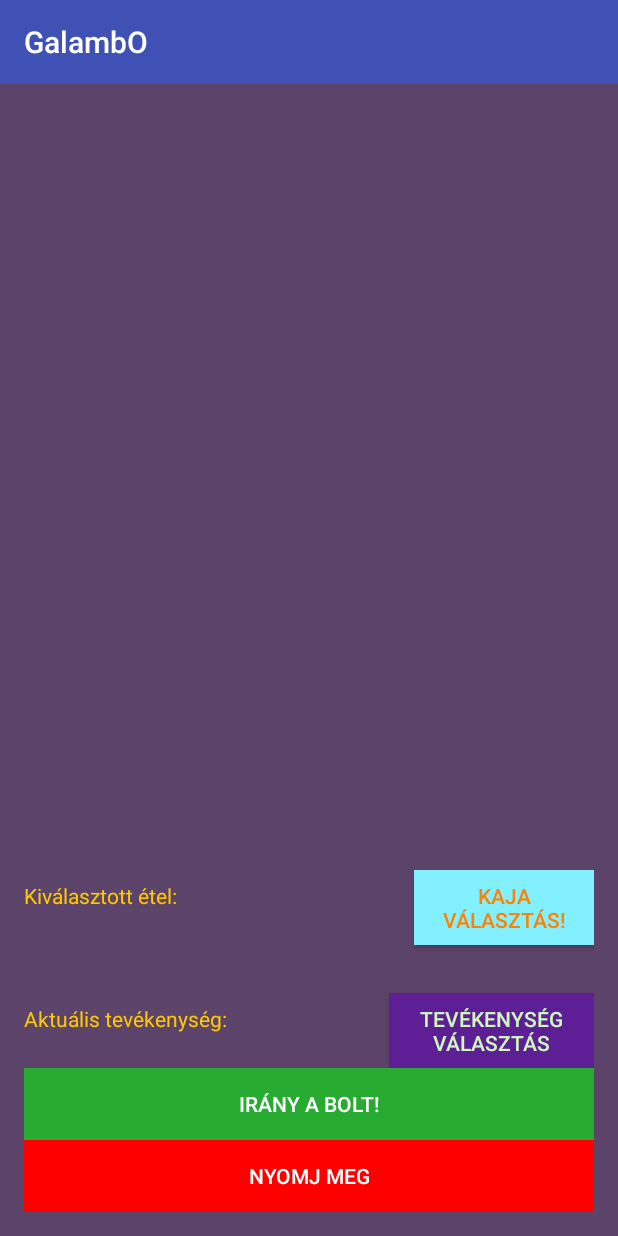
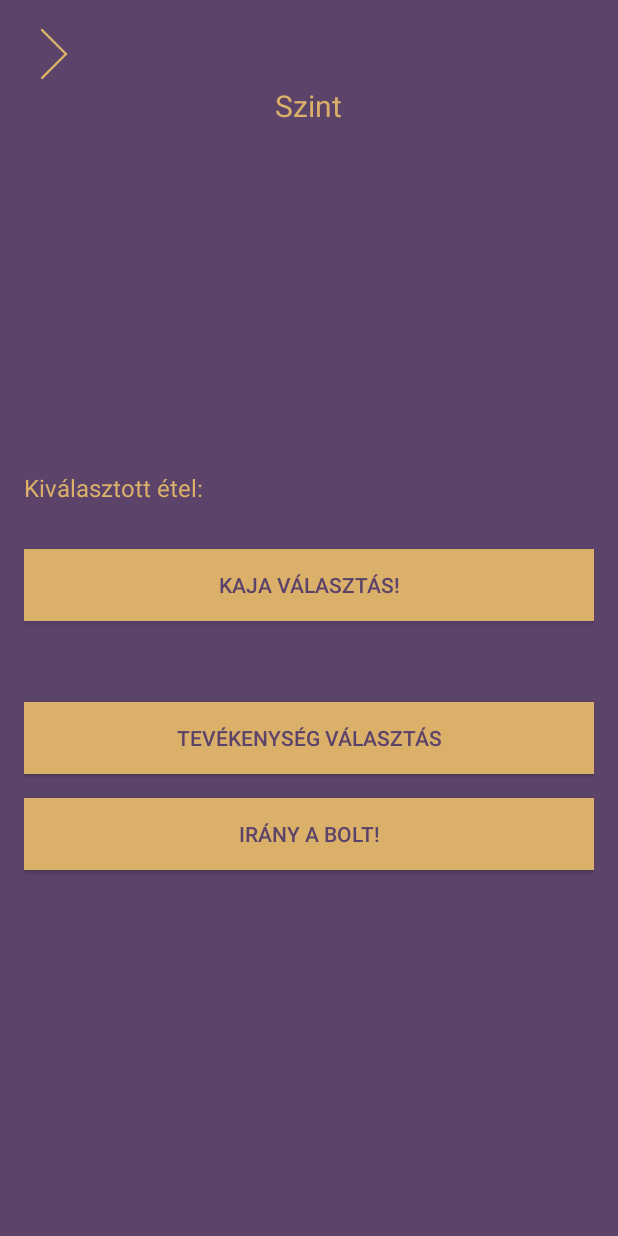
Before and after one commit to GalmabO/hu.nik.uniobuda.GalambO2, an Android app: the screen it shows after launch (MainActivity), on a phone screen of 412 x 824 dp. Run offline under Robolectric (Android 15) with nearby library versions, the phone set to English and light mode, and no system bars.

Commit message:
mainAcivity felület + nevek angolosítása

```diff
--- a/app/build.gradle
+++ b/app/build.gradle
@@ -25,5 +25,6 @@ dependencies {
         exclude group: 'com.android.support', module: 'support-annotations'
     })
     compile 'com.android.support:appcompat-v7:25.2.0'
+    compile 'com.google.code.gson:gson:2.7'
     testCompile 'junit:junit:4.12'
 }
--- /dev/null
+++ b/app/src/main/res/drawable/arrow.xml
@@ -0,0 +1,37 @@
+<?xml version="1.0" encoding="utf-8"?>
+<layer-list xmlns:android="http://schemas.android.com/apk/res/android" >
+    <item>
+        <shape>
+            <solid android:color="@android:color/transparent"/>
+            <size android:width="2dp" android:height="50dp"/>
+        </shape>
+    </item>
+
+    <item android:bottom="20dp">
+        <rotate
+            android:fromDegrees="-45"
+            android:toDegrees="45">
+            <shape android:shape="rectangle">
+                <solid android:color="@color/sand"/>
+                <corners
+                    android:radius="1dp"
+                    android:bottomRightRadius="0dp"
+                    android:bottomLeftRadius="0dp"/>
+            </shape>
+        </rotate>
+    </item>
+
+    <item android:top="20dp">
+        <rotate
+            android:fromDegrees="45"
+            android:toDegrees="45">
+            <shape android:shape="rectangle">
+                <solid android:color="@color/sand"/>
+                <corners
+                    android:radius="1dp"
+                    android:topRightRadius="0dp"
+                    android:topLeftRadius="0dp"/>
+            </shape>
+        </rotate>
+    </item>
+</layer-list>
--- a/app/src/main/res/layout/activity_main.xml
+++ b/app/src/main/res/layout/activity_main.xml
@@ -44,11 +44,11 @@
                     android:layout_height="wrap_content"
                     android:layout_gravity="center"
                     android:textColor="#ffc020"
-                    android:id="@+id/aa"
+                    android:id="@+id/galambNameTextview"
                     android:textSize="30sp"/>
 
                 <ImageView
-                    android:id="@+id/galamb_kep"
+                    android:id="@+id/galambImageView"
                     android:layout_gravity="center"
                     android:layout_weight="1"
                     android:layout_width="match_parent"
@@ -64,7 +64,7 @@
                     android:columnCount="3">
 
                     <android.support.v7.widget.AppCompatTextView
-                        android:id="@+id/kivalasztottEtelszoveg"
+                        android:id="@+id/selecetedFoodTextview"
                         android:layout_column="0"
 
                         android:layout_row="0"
@@ -78,7 +78,7 @@
 
 
                     <ImageView
-                        android:id="@+id/kajakep"
+                        android:id="@+id/FoodImageview"
                         android:minHeight="82dp"
                         android:layout_row="0"
                         android:layout_column="1"
@@ -89,7 +89,7 @@
                     <android.support.v7.widget.AppCompatButton
                         android:layout_width="120dp"
                         android:layout_height="50dp"
-                        android:id="@+id/kaja"
+                        android:id="@+id/FoodSelectionButton"
                         android:text="Kaja választás!"
                         android:textColor="#ff8103"
                         android:background="#82f0ff"
@@ -119,7 +119,7 @@
                          android:textColor="#ffc800" />
 
                      <android.support.v7.widget.AppCompatTextView
-                             android:id="@+id/kivalasztottTevekenyseg"
+                             android:id="@+id/SelectedActivity"
                              android:layout_width="wrap_content"
                              android:layout_height="wrap_content"
                              android:textAlignment="center"
@@ -138,7 +138,7 @@
                          android:layout_column="2"
                          android:layout_columnSpan="1"
                          android:layout_columnWeight="1"
-                         android:id="@+id/tevekenyseg"
+                         android:id="@+id/SelectActivityButton"
                          android:text="Tevékenység választás"
                          android:textColor="#cef9ba"
                          android:background="#5e1e96" />
@@ -150,7 +150,7 @@
                     android:layout_gravity="fill"
                     android:layout_rowWeight="1"
                     android:layout_height="wrap_content"
-                    android:id="@+id/bolt"
+                    android:id="@+id/OpenStoreActivity"
                     android:text="Irány a bolt!"
                     android:textColor="#ffffff"
                     android:background="#28ab31" />
@@ -189,7 +189,7 @@
 
     <ListView
         android:id="@+id/left_drawer"
-        android:layout_width="240dp"
+        android:layout_width="300dp"
         android:layout_height="match_parent"
         android:layout_gravity="start"
         android:background="#6699FF"
@@ -197,17 +197,5 @@
         android:divider="@android:color/darker_gray"
         android:dividerHeight="1dp" />
 
-    <!--<GridView
-        android:id="@+id/lista"
-        android:numColumns="1"
-        android:minHeight="1dp"
-        android:minWidth="1dp"
-        android:gravity="start"
-        android:divider="@android:color/darker_gray"
-        android:dividerHeight="1dp"
-        android:layout_width="wrap_content"
-        android:choiceMode="singleChoice"
-        android:layout_height="match_parent"/>
--->
 
 </android.support.v4.widget.DrawerLayout>
--- /dev/null
+++ b/app/src/main/res/layout/activity_main_ver2.xml
@@ -0,0 +1,138 @@
+<?xml version="1.0" encoding="utf-8"?>
+<android.support.v4.widget.DrawerLayout xmlns:android="http://schemas.android.com/apk/res/android"
+    xmlns:app="http://schemas.android.com/apk/res-auto"
+    android:id="@+id/drawer_layout"
+    android:layout_width="match_parent"
+    android:layout_height="match_parent">
+
+    <!--Toolbar-->
+    <LinearLayout
+        android:id="@+id/container_toolbar"
+        android:layout_width="match_parent"
+        android:layout_height="wrap_content"
+        android:orientation="vertical">
+        <include
+            android:id="@+id/toolbar"
+            layout="@layout/toolbar" />
+    </LinearLayout>
+
+
+    <RelativeLayout xmlns:android="http://schemas.android.com/apk/res/android"
+        xmlns:tools="http://schemas.android.com/tools"
+        android:id="@+id/content_frame"
+        android:layout_width="match_parent"
+        android:layout_height="match_parent"
+        android:background="@color/Purple_medium"
+        android:paddingBottom="@dimen/activity_vertical_margin"
+        android:paddingLeft="@dimen/activity_horizontal_margin"
+        android:paddingRight="@dimen/activity_horizontal_margin"
+        android:paddingTop="@dimen/activity_vertical_margin"
+        tools:context="nik.uniobuda.hu.galambo.MainActivity">
+
+        <android.support.v7.widget.AppCompatTextView
+            android:id="@+id/galambNameTextview"
+            android:layout_width="wrap_content"
+            android:layout_height="wrap_content"
+            android:layout_centerHorizontal="true"
+            android:textColor="@color/sand"
+            android:textSize="30sp" />
+
+        <android.support.v7.widget.AppCompatImageView
+            android:layout_width="40dp"
+            android:layout_height="40dp"
+            android:src="@drawable/arrow"/>
+
+        <android.support.v7.widget.AppCompatTextView
+            android:layout_width="wrap_content"
+            android:layout_height="wrap_content"
+            android:id="@+id/galambLevelTextview"
+            android:text="Szint"
+            android:layout_centerHorizontal="true"
+            android:textSize="20sp"
+            android:layout_below="@id/galambNameTextview"
+            android:textColor="@color/sand"/>
+
+        <android.support.v7.widget.AppCompatImageView
+            android:id="@+id/galambImageView"
+            android:layout_width="200dp"
+            android:layout_height="200dp"
+            android:layout_below="@id/galambLevelTextview"
+            android:layout_centerHorizontal="true"
+            android:background="@null"
+            android:layout_marginBottom="16dp"/>
+
+        <android.support.v7.widget.AppCompatTextView
+            android:id="@+id/selecetedFoodTextview"
+            android:layout_width="wrap_content"
+            android:layout_height="50dp"
+            android:textSize="16sp"
+            android:layout_below="@id/galambImageView"
+            android:layout_columnWeight="1"
+            android:text="Kiválasztott étel: "
+            android:textColor="@color/sand"
+            android:layout_marginRight="30dp"
+            android:gravity="center"/>
+
+
+        <android.support.v7.widget.AppCompatImageView
+            android:id="@+id/FoodImageview"
+            android:layout_width="50dp"
+            android:layout_height="50dp"
+            android:layout_below="@id/galambImageView"
+            android:layout_columnWeight="1"
+            android:layout_toEndOf="@id/selecetedFoodTextview" />
+
+        <android.support.v7.widget.AppCompatButton
+            android:id="@+id/FoodSelectionButton"
+            android:layout_width="match_parent"
+            android:layout_height="wrap_content"
+            android:layout_below="@id/FoodImageview"
+            android:background="@color/sand"
+            android:text="Kaja választás!"
+            android:textColor="@color/Purple_medium"
+            android:layout_marginTop="16dp"
+            android:layout_marginBottom="16dp"/>
+
+        <android.support.v7.widget.AppCompatTextView
+            android:id="@+id/SelectedActivity"
+            android:layout_width="wrap_content"
+            android:layout_height="wrap_content"
+            android:textAlignment="textStart"
+            android:textColor="@color/sand"
+            android:textSize="16sp"
+            android:layout_below="@id/FoodSelectionButton"/>
+
+        <android.support.v7.widget.AppCompatButton
+            android:id="@+id/SelectActivityButton"
+            android:layout_width="match_parent"
+            android:layout_height="wrap_content"
+            android:background="@color/sand"
+            android:text="Tevékenység választás"
+            android:textColor="@color/Purple_medium"
+            android:layout_below="@id/SelectedActivity"
+            android:layout_marginTop="16dp"
+            android:layout_marginBottom="16dp"/>
+
+        <android.support.v7.widget.AppCompatButton
+            android:id="@+id/OpenStoreActivity"
+            android:layout_width="match_parent"
+            android:layout_height="wrap_content"
+            android:layout_gravity="fill"
+            android:background="@color/sand"
+            android:text="Irány a bolt!"
+            android:textColor="@color/Purple_medium"
+            android:layout_below="@id/SelectActivityButton"/>
+
+    </RelativeLayout>
+
+    <ListView
+        android:id="@+id/left_drawer"
+        android:layout_width="300dp"
+        android:layout_height="match_parent"
+        android:layout_gravity="start"
+        android:background="@color/Purple_light"
+        android:choiceMode="singleChoice"
+        android:divider="@color/sand"
+        android:dividerHeight="5dp" />
+
+</android.support.v4.widget.DrawerLayout>
--- a/app/src/main/res/layout/toolbar.xml
+++ b/app/src/main/res/layout/toolbar.xml
@@ -6,4 +6,6 @@
     android:minHeight="?attr/actionBarSize"
     android:background="?attr/colorPrimary"
     local:theme="@style/ThemeOverlay.AppCompat.Dark.ActionBar"
-    local:popupTheme="@style/ThemeOverlay.AppCompat.Light" />
+    local:popupTheme="@style/ThemeOverlay.AppCompat.Light" >
+
+</android.support.v7.widget.Toolbar>
--- a/app/src/main/res/values/colors.xml
+++ b/app/src/main/res/values/colors.xml
@@ -1,6 +1,11 @@
 <?xml version="1.0" encoding="utf-8"?>
 <resources>
-    <color name="colorPrimary">#3F51B5</color>
+    <color name="colorPrimary">#392646</color>
     <color name="colorPrimaryDark">#303F9F</color>
     <color name="colorAccent">#FF4081</color>
+    <color name="Purple_dark">#392646</color>
+    <color name="Purple_medium">#5c436a</color>
+    <color name="Purple_light">#604f84</color>
+    <color name="sand">#dbb16a</color>
+    <color name="gray">#bdccdf</color>
 </resources>
--- a/app/src/main/res/values/styles.xml
+++ b/app/src/main/res/values/styles.xml
@@ -6,6 +6,9 @@
         <item name="colorPrimary">@color/colorPrimary</item>
         <item name="colorPrimaryDark">@color/colorPrimaryDark</item>
         <item name="colorAccent">@color/colorAccent</item>
+        <item name="windowNoTitle">true</item>
+        <item name="windowActionBar">false</item>
+        <item name="android:windowFullscreen">true</item>
     </style>
 
 </resources>
--- a/build.gradle
+++ b/build.gradle
@@ -6,7 +6,6 @@ buildscript {
     }
     dependencies {
         classpath 'com.android.tools.build:gradle:2.3.1'
-
         // NOTE: Do not place your application dependencies here; they belong
         // in the individual module build.gradle files
     }
```
Also changed, not shown: app/src/main/AndroidManifest.xml (+8 -5 lines), app/src/main/java/nik/uniobuda/hu/galambo/Food.java (+18 -22 lines), app/src/main/java/nik/uniobuda/hu/galambo/Galamb.java (+91 -111 lines), app/src/main/java/nik/uniobuda/hu/galambo/KajaAdapter.java (+4 -6 lines), app/src/main/java/nik/uniobuda/hu/galambo/MainActivity.java (+40 -45 lines), app/src/main/java/nik/uniobuda/hu/galambo/Store.java (+24 -28 lines), app/src/main/java/nik/uniobuda/hu/galambo/StoreActivity.java (+11 -12 lines), gradle.properties (line endings or trailing spaces).
